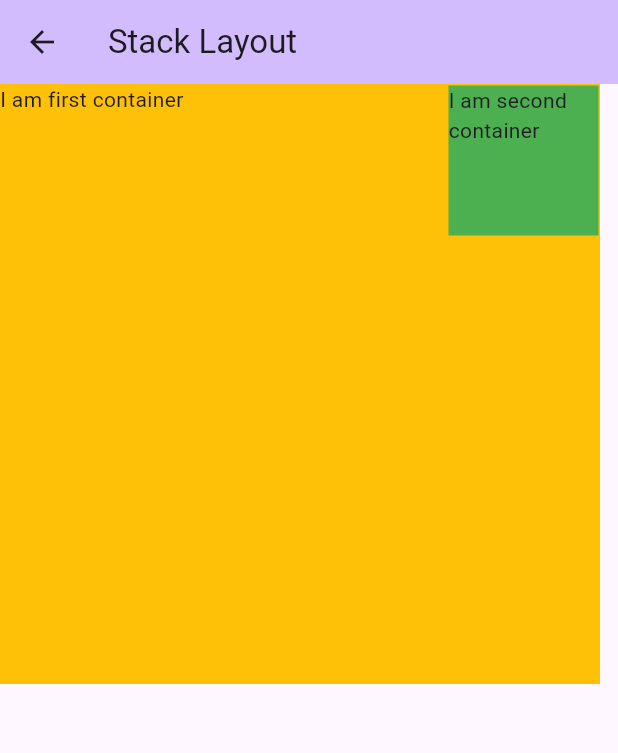
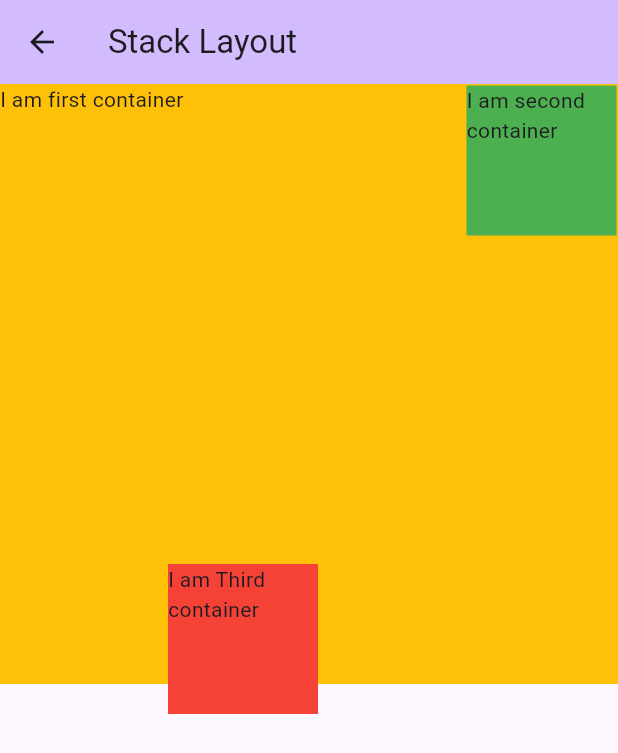
Before and after one commit to npratik0/flutter_for_college, a Flutter app: the screen it shows after launch, after a tap on "Stack Layout", on a phone screen of 412 x 824 dp. Shown: the top 753 px of the screen. Run offline on Flutter 3.47's test engine with Material 3 defaults, Android fonts, the phone set to English and light mode, and no system bars; network calls fail.

```diff
--- a/lib/screens/dashboard_screen.dart
+++ b/lib/screens/dashboard_screen.dart
@@ -1,5 +1,7 @@
 import 'package:flutter/material.dart';
+import 'package:flutter_for_college/screens/bottom_navigation_screen.dart';
 import 'package:flutter_for_college/screens/employeeview_screen.dart';
+import 'package:flutter_for_college/screens/image_screen.dart';
 import 'listview_screen.dart';
 import 'gridview_screen.dart';
 import 'cardview_screen.dart';
@@ -141,6 +143,43 @@ class DashboardScreen extends StatelessWidget {
                           );
                         },
                       ),
+
+                      _buildDashboardCard(
+                        context,
+                        title: 'ImageView',
+                        subtitle: 'Image View layout examples',
+                        icon: Icons.layers_rounded,
+                        gradient: LinearGradient(
+                          colors: [Colors.orange, Colors.orange.shade400],
+                        ),
+                        onTap: () {
+                          Navigator.push(
+                            context,
+                            MaterialPageRoute(
+                              builder: (context) => const ImageScreen(),
+                            ),
+                          );
+                        },
+                      ),
+
+                      _buildDashboardCard(
+                        context,
+                        title: 'ImageView',
+                        subtitle: 'Image View layout examples',
+                        icon: Icons.layers_rounded,
+                        gradient: LinearGradient(
+                          colors: [Colors.orange, Colors.orange.shade400],
+                        ),
+                        onTap: () {
+                          Navigator.push(
+                            context,
+                            MaterialPageRoute(
+                              builder: (context) =>
+                                  const BottomNavigationScreen(),
+                            ),
+                          );
+                        },
+                      ),
                     ],
                   ),
                 ),
--- a/lib/screens/stack_layout_screen.dart
+++ b/lib/screens/stack_layout_screen.dart
@@ -12,10 +12,11 @@ class StackLayoutScreen extends StatelessWidget {
       ),
       body: SafeArea(
         child: Stack(
+          clipBehavior: Clip.none,
           children: [
             Container(
               height: 400,
-              width: 400,
+              width: double.infinity,
               color: Colors.amber,
               child: const Text('I am first container'),
             ),
@@ -29,6 +30,16 @@ class StackLayoutScreen extends StatelessWidget {
                 child: const Text('I am second container'),
               ),
             ),
+            Positioned(
+              bottom: -20,
+              right: 200,
+              child: Container(
+                height: 100,
+                width: 100,
+                color: Colors.red,
+                child: const Text('I am Third container'),
+              ),
+            ),
           ],
         ),
       ),
```
Also changed, not shown: lib/screens/bottom_navigation_screen.dart (added, +58 -0 lines), lib/screens/bottom_screen/about_screen.dart (added, +10 -0 lines), lib/screens/bottom_screen/cart_screen.dart (added, +10 -0 lines), lib/screens/bottom_screen/home_screen.dart (added, +10 -0 lines), lib/screens/bottom_screen/profile_screen.dart (added, +10 -0 lines), lib/screens/image_screen.dart (added, +50 -0 lines).
